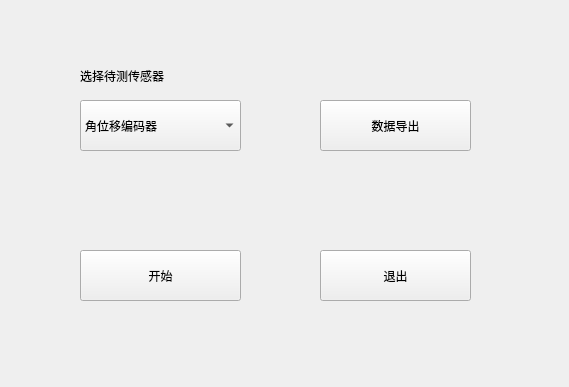
Above: mainwindow.ui from Dirck-YHP/Proj_sensor_detect before the change. Below: the same form after it.
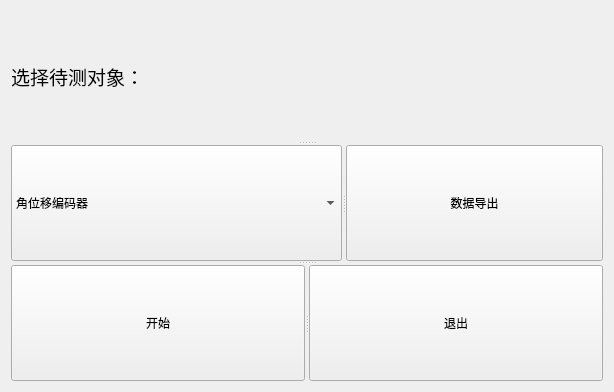
That is the form after the change.

```diff
--- a/mainwindow.ui
+++ b/mainwindow.ui
@@ -6,48 +6,34 @@
    <rect>
     <x>0</x>
     <y>0</y>
-    <width>569</width>
-    <height>387</height>
+    <width>614</width>
+    <height>392</height>
    </rect>
   </property>
   <property name="windowTitle">
    <string>主界面</string>
   </property>
-  <widget class="QPushButton" name="btn_start">
-   <property name="geometry">
-    <rect>
-     <x>80</x>
-     <y>250</y>
-     <width>161</width>
-     <height>51</height>
-    </rect>
-   </property>
-   <property name="text">
-    <string>开始</string>
-   </property>
-  </widget>
-  <widget class="QPushButton" name="btn_exit">
-   <property name="geometry">
-    <rect>
-     <x>320</x>
-     <y>250</y>
-     <width>151</width>
-     <height>51</height>
-    </rect>
-   </property>
+  <layout class="QGridLayout" name="gridLayout">
+   <item row="0" column="0">
+    <widget class="QSplitter" name="splitter_3">
+     <property name="orientation">
+      <enum>Qt::Vertical</enum>
+     </property>
+     <widget class="QLabel" name="label">
+      <property name="font">
+       <font>
+        <pointsize>14</pointsize>
+       </font>
+      </property>
    <property name="text">
-    <string>退出</string>
-   </property>
-  </widget>
+       <string>选择待测对象：</string>
+      </property>
+     </widget>
+     <widget class="QSplitter" name="splitter">
+      <property name="orientation">
+       <enum>Qt::Horizontal</enum>
+      </property>
   <widget class="QComboBox" name="cbox_choose_sensor">
-   <property name="geometry">
-    <rect>
-     <x>80</x>
-     <y>100</y>
-     <width>161</width>
-     <height>51</height>
-    </rect>
-   </property>
    <item>
     <property name="text">
      <string>角位移编码器</string>
@@ -75,31 +61,29 @@
    </item>
   </widget>
   <widget class="QPushButton" name="btn_data_export">
-   <property name="geometry">
-    <rect>
-     <x>320</x>
-     <y>100</y>
-     <width>151</width>
-     <height>51</height>
-    </rect>
-   </property>
    <property name="text">
     <string>数据导出</string>
    </property>
   </widget>
-  <widget class="QLabel" name="label">
-   <property name="geometry">
-    <rect>
-     <x>80</x>
-     <y>60</y>
-     <width>191</width>
-     <height>31</height>
-    </rect>
-   </property>
+     </widget>
+     <widget class="QSplitter" name="splitter_2">
+      <property name="orientation">
+       <enum>Qt::Horizontal</enum>
+      </property>
+      <widget class="QPushButton" name="btn_start">
    <property name="text">
-    <string>选择待测传感器</string>
-   </property>
-  </widget>
+        <string>开始</string>
+       </property>
+      </widget>
+      <widget class="QPushButton" name="btn_exit">
+       <property name="text">
+        <string>退出</string>
+       </property>
+      </widget>
+     </widget>
+    </widget>
+   </item>
+  </layout>
  </widget>
  <resources/>
  <connections/>
```
Lines whose indentation alone changed are shown as unchanged.
